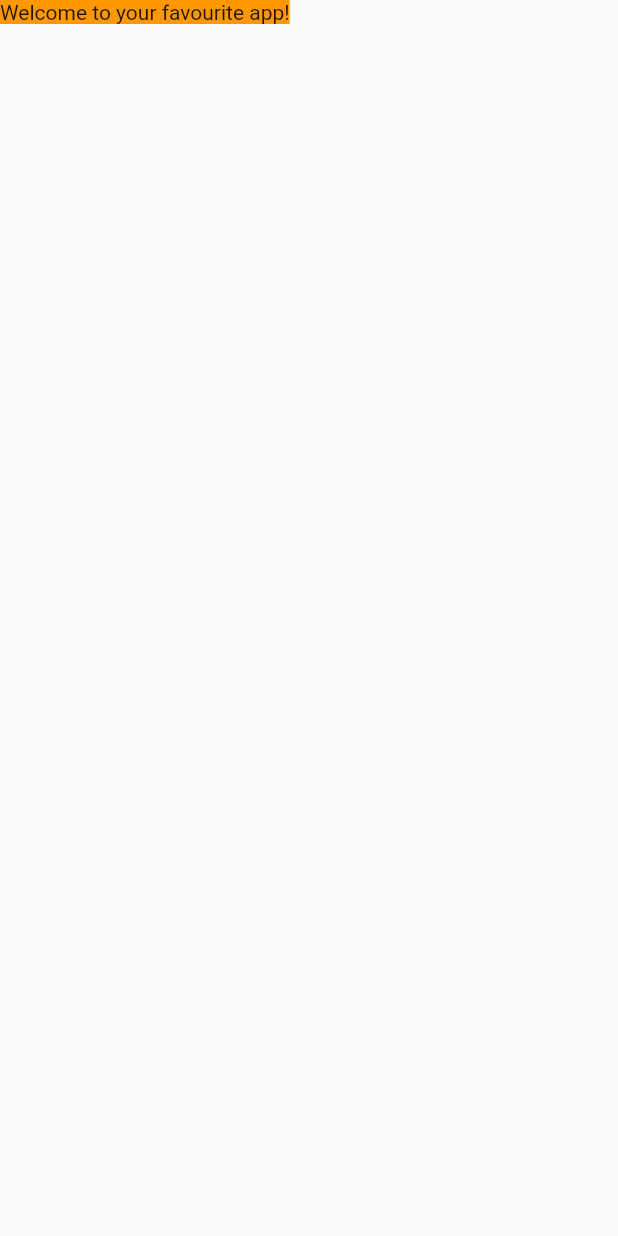
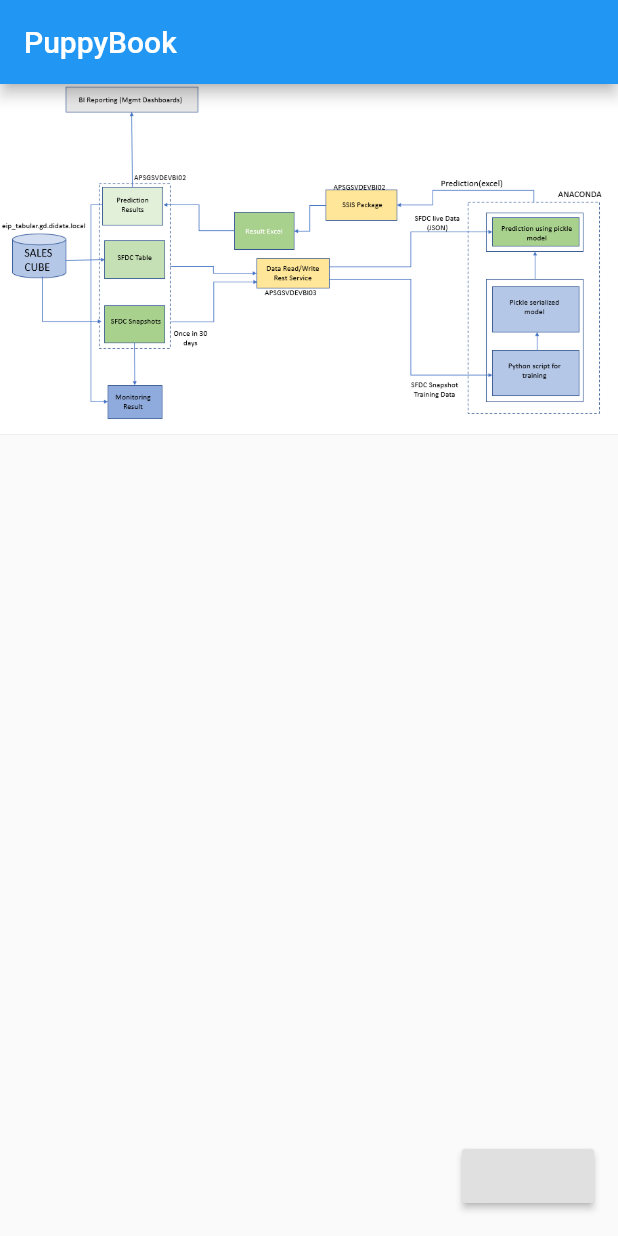
Before and after one commit to xRossKoh/puppybook-app, a Flutter app: the screen it shows after launch, on a phone screen of 412 x 824 dp. Run offline on Flutter 3.47's test engine with Material 2 defaults, Android fonts, the phone set to English and light mode, and no system bars.

Commit message:
Committing before changing to stable channel

```diff
--- /dev/null
+++ b/lib/constants.dart
@@ -0,0 +1,5 @@
+import 'package:flutter/cupertino.dart';
+
+class Constants {
+  static const ROSEGOLD = Color(0xB76E79);
+}
--- a/lib/screens/homeScreen.dart
+++ b/lib/screens/homeScreen.dart
@@ -1,3 +1,5 @@
+import 'dart:ui';
+
 import 'package:flutter/cupertino.dart';
 import 'package:flutter/material.dart';
 
@@ -7,9 +9,19 @@ class HomeScreen extends StatelessWidget {
   @override
   Widget build(BuildContext context) {
     return Scaffold(
-      body: Container(
-        color: Colors.orange,
-        child: Text("Welcome to your favourite app!"),
+      appBar: AppBar(
+        title: Text("PuppyBook"), //CENTER THIS
+      ),
+      //TODO: ADD BACKGROUND COLOUR
+      body: Image(
+        image: AssetImage('images/MicrosoftTeams-image.png'),
+      ),
+
+      //   NetworkImage(
+      //       'https://www.rd.com/wp-content/uploads/2019/01/shutterstock_673465372.jpg?resize=768,512'),
+      // ), //TODO: Add asset image here
+      floatingActionButton: RaisedButton(
+        onPressed: () {},
       ),
     );
   }
```
Also changed, not shown: lib/main.dart (+0 -85 lines), pubspec.yaml (+3 -13 lines), images/MicrosoftTeams-image.png (added), images/charlie_1.jpeg (added), 1 other file.
